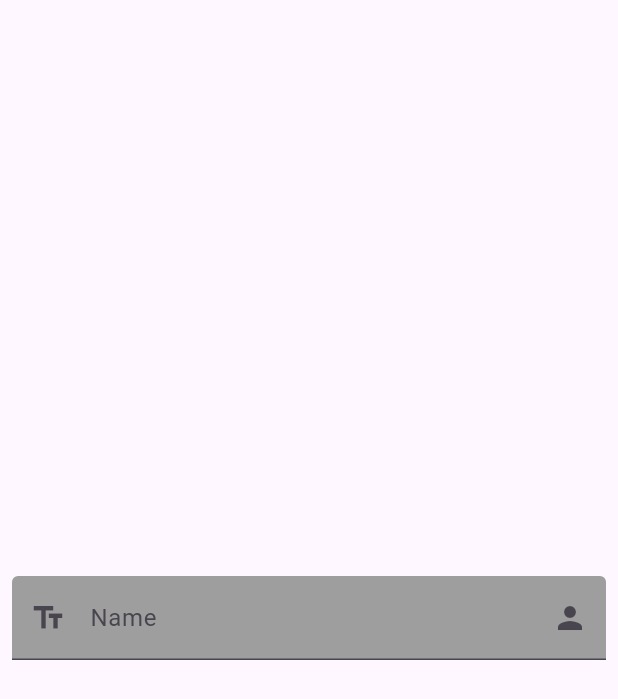
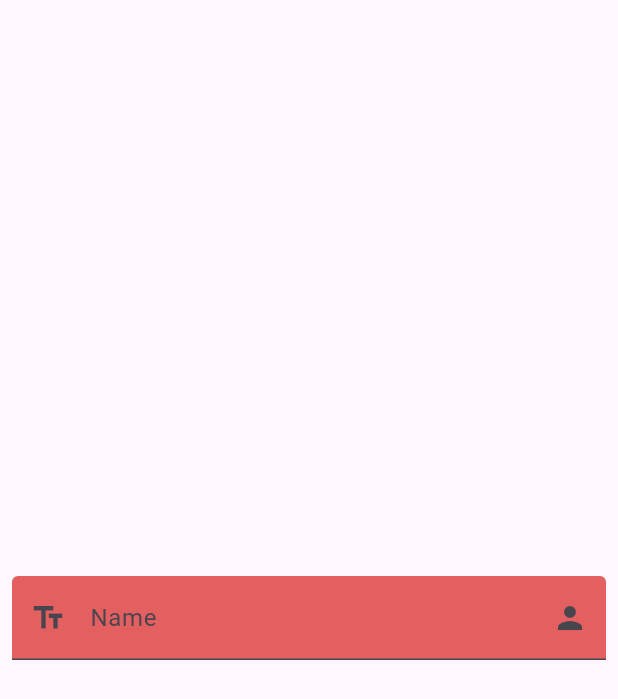
Before and after one commit to hamad-mf/input_field_sample_aug_21, a Flutter app: the screen it shows after launch, on a phone screen of 412 x 824 dp. Shown: the top 699 px of the screen. Run offline on Flutter 3.47's test engine with Material 3 defaults, Android fonts, the light colour scheme and no system bars.

Commit message:
color change

```diff
--- a/lib/View/Home Screen/home_screen.dart
+++ b/lib/View/Home Screen/home_screen.dart
@@ -22,7 +22,7 @@ class _HomeScreenState extends State<HomeScreen> {
                     focusedBorder: OutlineInputBorder(),
                     label: Text("Name"),
                     hintText: 'Enter your name',
-                    fillColor: Colors.grey,
+                    fillColor: const Color.fromARGB(255, 228, 95, 95),
                     filled: true,
                     suffixIcon: Icon(Icons.person),
                     prefixIcon: Icon(Icons.text_fields_outlined)),
```
